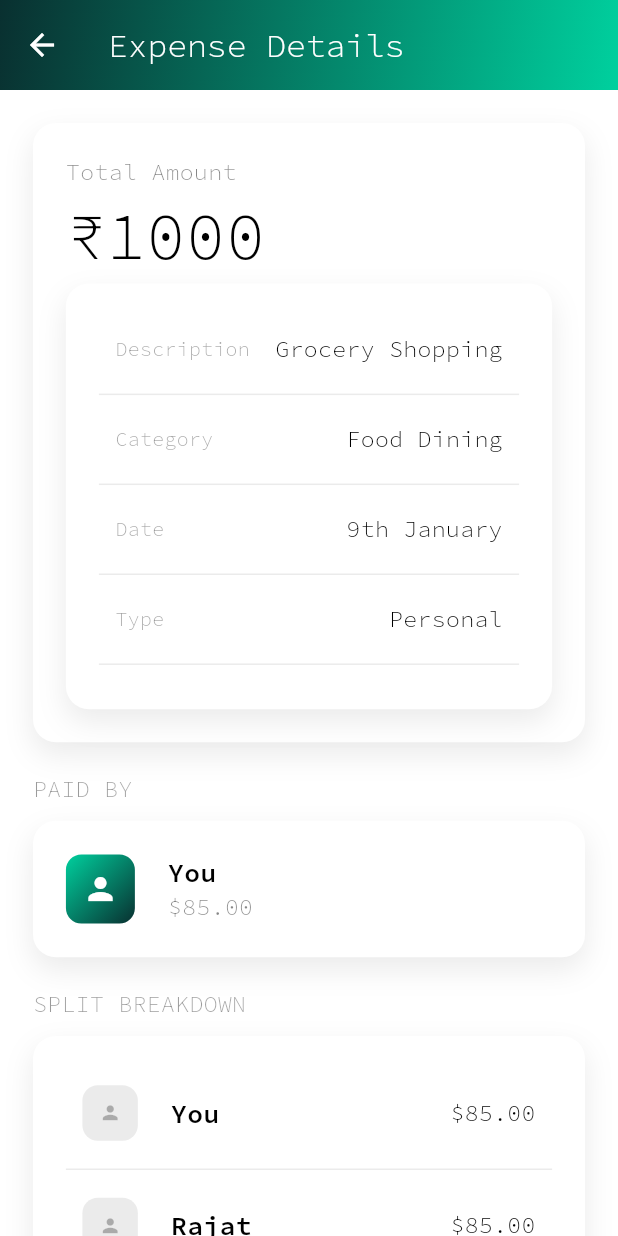
After one commit to Datrix001/FinWise-, a Flutter app: the ExpensesScreen screen opened by its route, after a tap on "INC", on a phone screen of 412 x 824 dp. The commit adds this screen. Run offline on Flutter 3.47's test engine with Material 3 defaults, Android fonts, the phone set to English and light mode, and no system bars; our stand-ins replace flutter_bloc, flutter_dotenv, flutter_screenutil, flutter_svg, get_it, go_router and 2 more; accounts and stored records are empty.

Commit message:
Added Expense Detail Screen

```diff
--- a/lib/core/navigation/app_navigation.dart
+++ b/lib/core/navigation/app_navigation.dart
@@ -5,7 +5,9 @@ import 'package:finwise2/features/auth/presentation/cubit/auth_cubit.dart';
 import 'package:finwise2/features/auth/presentation/cubit/auth_state.dart';
 import 'package:finwise2/features/auth/presentation/screens/login_screen.dart';
 import 'package:finwise2/features/auth/presentation/screens/signup_screen.dart';
+import 'package:finwise2/features/expense/data/models/expense_details_model.dart';
 import 'package:finwise2/features/expense/presentation/screens/add_expense.dart';
+import 'package:finwise2/features/expense/presentation/screens/expense_detail_screen.dart';
 import 'package:finwise2/features/expense/presentation/screens/expenses_screen.dart';
 import 'package:finwise2/features/friend/presentation/screens/friend_screen.dart';
 import 'package:finwise2/features/group/presentation/screens/add_group.dart';
@@ -60,6 +62,13 @@ class AppNavigation {
         path: ExpensesScreen.routeName,
         builder: (context, state) => ExpensesScreen(),
       ),
+      GoRoute(
+        path: ExpenseDetailScreen.routeName,
+        builder: (context, state) {
+          final model = state.extra as ExpenseDetailsModel;
+          return ExpenseDetailScreen(model: model);
+        },
+      ),
     ],
     redirect: (context, goState) {
       final authCubit = getIt<AuthCubit>();
--- a/lib/core/utils/custom_appbar.dart
+++ b/lib/core/utils/custom_appbar.dart
@@ -1,7 +1,6 @@
 import 'package:finwise2/core/styles/app_text.dart';
 import 'package:finwise2/gen/colors.gen.dart';
 import 'package:flutter/material.dart';
-import 'package:flutter_screenutil/flutter_screenutil.dart';
 
 class CustomAppBar extends StatelessWidget implements PreferredSizeWidget {
   final String title;
--- a/lib/core/utils/utils.dart
+++ b/lib/core/utils/utils.dart
@@ -10,12 +10,50 @@ class Utils {
     offset: const Offset(0, 8),
   );
 
-  static final logoBoxDecoration = BoxDecoration(
-    gradient: LinearGradient(
-      begin: Alignment.topLeft,
-      end: Alignment.bottomRight,
-      colors: [AppColors.primary, AppColors.secondary],
-    ),
-    borderRadius: BorderRadius.circular(25.r),
+  static BoxDecoration logoBoxDecoration({
+    double borderRadius = 25,
+    bool isDiff = false,
+  }) {
+    return BoxDecoration(
+      color: isDiff ? AppColors.black.withAlpha(20) : null,
+      gradient: isDiff
+          ? null
+          : LinearGradient(
+              begin: Alignment.topLeft,
+              end: Alignment.bottomRight,
+              colors: [AppColors.primary, AppColors.secondary],
+            ),
+      borderRadius: BorderRadius.circular(borderRadius.r),
+    );
+  }
+
+  static final customBoxDecoration = BoxDecoration(
+    borderRadius: BorderRadius.circular(15.r),
+    color: AppColors.white,
+    boxShadow: [Utils.cardShadow],
   );
+
+  static Widget customAppBarActionItem(VoidCallback onTap, Widget icon) {
+    return Padding(
+      padding: EdgeInsets.only(right: 20.0),
+      child: GestureDetector(
+        onTap: onTap,
+        child: Container(
+          decoration: BoxDecoration(
+            border: Border.all(width: 1, color: AppColors.white),
+            borderRadius: BorderRadius.circular(10.r),
+            boxShadow: [Utils.cardShadow],
+          ),
+          child: Padding(padding: EdgeInsets.all(4.0.w), child: icon),
+        ),
+      ),
+    );
+  }
+
+  static Widget customTitle(String title) {
+    return appTextB1(
+      title.toUpperCase(),
+      color: AppColors.black.withAlpha(100),
+    );
+  }
 }
--- /dev/null
+++ b/lib/features/expense/data/models/expense_details_model.dart
@@ -0,0 +1,13 @@
+class ExpenseDetailsModel {
+  final String description;
+  final String category;
+  final String type;
+  final String amount;
+
+  ExpenseDetailsModel({
+    required this.description,
+    required this.category,
+    required this.type,
+    required this.amount,
+  });
+}
--- /dev/null
+++ b/lib/features/expense/presentation/screens/expense_detail_screen.dart
@@ -0,0 +1,260 @@
+import 'package:finwise2/core/styles/app_text.dart';
+import 'package:finwise2/core/utils/custom_appbar.dart';
+import 'package:finwise2/core/utils/utils.dart';
+import 'package:finwise2/features/auth/presentation/utils/custom_button.dart';
+import 'package:finwise2/features/expense/data/models/expense_details_model.dart';
+import 'package:finwise2/gen/colors.gen.dart';
+import 'package:flutter/material.dart';
+import 'package:flutter_screenutil/flutter_screenutil.dart';
+import 'package:go_router/go_router.dart';
+
+class ExpenseDetailScreen extends StatefulWidget {
+  final ExpenseDetailsModel model;
+  const ExpenseDetailScreen({super.key, required this.model});
+  static const routeName = "/expense-details";
+
+  @override
+  State<ExpenseDetailScreen> createState() => _ExpenseDetailScreenState();
+}
+
+class _ExpenseDetailScreenState extends State<ExpenseDetailScreen> {
+  @override
+  Widget build(BuildContext context) {
+    final model = widget.model;
+    return Scaffold(
+      backgroundColor: AppColors.white,
+      appBar: CustomAppBar(title: "Expense Details"),
+      body: SingleChildScrollView(
+        padding: EdgeInsets.all(20.w),
+
+        child: Column(
+          crossAxisAlignment: CrossAxisAlignment.start,
+          children: [
+            Container(
+              padding: EdgeInsets.all(20.w),
+              decoration: Utils.customBoxDecoration,
+              child: Column(
+                crossAxisAlignment: CrossAxisAlignment.start,
+
+                children: [
+                  appTextB1(
+                    "Total Amount",
+                    color: AppColors.black.withAlpha(120),
+                  ),
+                  appTextH1(model.amount),
+                  Container(
+                    padding: EdgeInsets.all(20.w),
+                    decoration: Utils.customBoxDecoration,
+                    child: Column(
+                      children: [
+                        Padding(
+                          padding: EdgeInsets.all(10.w),
+                          child: Row(
+                            children: [
+                              appTextB2(
+                                "Description",
+                                color: AppColors.black.withAlpha(100),
+                              ),
+                              Spacer(),
+                              appTextB1(
+                                model.description,
+                                textOverflow: TextOverflow.ellipsis,
+                              ),
+                            ],
+                          ),
+                        ),
+                        Divider(
+                          thickness: 1,
+                          color: AppColors.black.withAlpha(20),
+                        ),
+                        Padding(
+                          padding: EdgeInsets.all(10.w),
+                          child: Row(
+                            children: [
+                              appTextB2(
+                                "Category",
+                                color: AppColors.black.withAlpha(100),
+                              ),
+                              Spacer(),
+                              appTextB1(model.category),
+                            ],
+                          ),
+                        ),
+                        Divider(
+                          thickness: 1,
+                          color: AppColors.black.withAlpha(20),
+                        ),
+                        Padding(
+                          padding: EdgeInsets.all(10.w),
+                          child: Row(
+                            children: [
+                              appTextB2(
+                                "Date",
+                                color: AppColors.black.withAlpha(100),
+                              ),
+                              Spacer(),
+                              appTextB1("9th January"),
+                            ],
+                          ),
+                        ),
+                        Divider(
+                          thickness: 1,
+                          color: AppColors.black.withAlpha(20),
+                        ),
+                        Padding(
+                          padding: EdgeInsets.all(10.w),
+                          child: Row(
+                            children: [
+                              appTextB2(
+                                "Type",
+                                color: AppColors.black.withAlpha(100),
+                              ),
+                              Spacer(),
+                              appTextB1(model.type),
+                            ],
+                          ),
+                        ),
+                        Divider(
+                          thickness: 1,
+                          color: AppColors.black.withAlpha(20),
+                        ),
+                      ],
+                    ),
+                  ),
+                ],
+              ),
+            ),
+            Padding(
+              padding: EdgeInsets.only(top: 20.h, bottom: 10.h),
+              child: Utils.customTitle("paid by"),
+            ),
+            Container(
+              padding: EdgeInsets.all(20.w),
+              decoration: Utils.customBoxDecoration,
+              child: Row(
+                children: [
+                  Container(
+                    padding: EdgeInsets.all(10.w),
+                    decoration: Utils.logoBoxDecoration(borderRadius: 10.r),
+                    child: Icon(Icons.person, color: AppColors.white),
+                  ),
+                  20.horizontalSpace,
+                  Column(
+                    crossAxisAlignment: CrossAxisAlignment.start,
+                    children: [
+                      appTextS3("You"),
+                      appTextB1(
+                        "\$85.00",
+                        color: AppColors.black.withAlpha(120),
+                      ),
+                    ],
+                  ),
+                ],
+              ),
+            ),
+            Padding(
+              padding: EdgeInsets.only(top: 20.h, bottom: 10.h),
+              child: Utils.customTitle("split breakdown"),
+            ),
+            Container(
+              padding: EdgeInsets.all(20.w),
+              decoration: Utils.customBoxDecoration,
+              child: Column(
+                children: [
+                  Padding(
+                    padding: EdgeInsets.all(10.w),
+                    child: Row(
+                      children: [
+                        Container(
+                          padding: EdgeInsets.all(10.w),
+                          decoration: Utils.logoBoxDecoration(
+                            borderRadius: 10.r,
+                            isDiff: true,
+                          ),
+                          child: Icon(
+                            Icons.person,
+                            size: 15,
+                            color: AppColors.black.withAlpha(70),
+                          ),
+                        ),
+                        20.horizontalSpace,
+                        appTextS3("You"),
+                        Spacer(),
+                        appTextB1("\$85.00", color: AppColors.black),
+                      ],
+                    ),
+                  ),
+                  Divider(thickness: 1, color: AppColors.black.withAlpha(20)),
+                  Padding(
+                    padding: EdgeInsets.all(10.w),
+                    child: Row(
+                      children: [
+                        Container(
+                          padding: EdgeInsets.all(10.w),
+                          decoration: Utils.logoBoxDecoration(
+                            borderRadius: 10.r,
+                            isDiff: true,
+                          ),
+                          child: Icon(
+                            Icons.person,
+                            size: 15,
+                            color: AppColors.black.withAlpha(70),
+                          ),
+                        ),
+                        20.horizontalSpace,
+                        appTextS3("Rajat"),
+                        Spacer(),
+                        appTextB1("\$85.00", color: AppColors.black),
+                      ],
+                    ),
+                  ),
+                  Divider(thickness: 1, color: AppColors.black.withAlpha(20)),
+                  Padding(
+                    padding: EdgeInsets.all(10.w),
+                    child: Row(
+                      children: [
+                        Container(
+                          padding: EdgeInsets.all(10.w),
+                          decoration: Utils.logoBoxDecoration(
+                            borderRadius: 10.r,
+                            isDiff: true,
+                          ),
+                          child: Icon(
+                            Icons.person,
+                            size: 15,
+                            color: AppColors.black.withAlpha(70),
+                          ),
+                        ),
+                        20.horizontalSpace,
+                        appTextS3("Ayush"),
+                        Spacer(),
+                        appTextB1("\$85.00", color: AppColors.black),
+                      ],
+                    ),
+                  ),
+                  Divider(thickness: 1, color: AppColors.black.withAlpha(20)),
+                  Padding(
+                    padding: EdgeInsets.all(10.w),
+                    child: Row(
+                      children: [
+                        appTextS3("Total"),
+                        Spacer(),
+                        appTextS3(model.amount, color: AppColors.black),
+                      ],
+                    ),
+                  ),
+                ],
+              ),
+            ),
+            20.verticalSpace,
+            CustomButton(
+              onTap: () => context.pop(context),
+              fullWidth: true,
+              title: "Edit Expense",
+            ),
+          ],
+        ),
+      ),
+    );
+  }
+}
--- a/lib/features/expense/presentation/screens/expenses_screen.dart
+++ b/lib/features/expense/presentation/screens/expenses_screen.dart
@@ -1,7 +1,9 @@
 import 'package:finwise2/core/styles/app_text.dart';
 import 'package:finwise2/core/utils/custom_appbar.dart';
 import 'package:finwise2/core/utils/utils.dart';
+import 'package:finwise2/features/expense/data/models/expense_details_model.dart';
 import 'package:finwise2/features/expense/presentation/screens/add_expense.dart';
+import 'package:finwise2/features/expense/presentation/screens/expense_detail_screen.dart';
 import 'package:finwise2/gen/colors.gen.dart';
 import 'package:flutter/material.dart';
 import 'package:flutter_screenutil/flutter_screenutil.dart';
@@ -23,22 +25,9 @@ class _ExpensesScreenState extends State<ExpensesScreen> {
       appBar: CustomAppBar(
         title: "Expenses",
         actions: [
-          Padding(
-            padding: EdgeInsets.only(right: 20.0),
-            child: GestureDetector(
-              onTap: () => context.push(AddExpense.routeName),
-              child: Container(
-                decoration: BoxDecoration(
-                  border: Border.all(width: 1, color: AppColors.white),
-                  borderRadius: BorderRadius.circular(10.r),
-                  boxShadow: [Utils.cardShadow],
-                ),
-                child: Padding(
-                  padding: const EdgeInsets.all(4.0),
-                  child: Icon(Icons.add),
-                ),
-              ),
-            ),
+          Utils.customAppBarActionItem(
+            () => context.push(AddExpense.routeName),
+            Icon(Icons.add),
           ),
         ],
       ),
@@ -55,7 +44,17 @@ class _ExpensesScreenState extends State<ExpensesScreen> {
             itemBuilder: (context, index) {
               final isIncome = index.isEven;
 
-              return Column(
+              return GestureDetector(
+                onTap: () => context.push(
+                  ExpenseDetailScreen.routeName,
+                  extra: ExpenseDetailsModel(
+                    description: "Grocery Shopping",
+                    category: "Food Dining",
+                    type: "Personal",
+                    amount: "₹1000",
+                  ),
+                ),
+                child: Column(
                   children: [
                     Padding(
                       padding: EdgeInsets.fromLTRB(20.w, 16.h, 20.w, 0),
@@ -112,7 +111,9 @@ class _ExpensesScreenState extends State<ExpensesScreen> {
 
                           appTextS2(
                             isIncome ? "+₹100" : "-₹10",
-                          color: isIncome ? AppColors.secondary : AppColors.red,
+                            color: isIncome
+                                ? AppColors.secondary
+                                : AppColors.red,
                           ),
                           PopupMenuButton(
                             icon: Icon(
@@ -179,6 +180,7 @@ class _ExpensesScreenState extends State<ExpensesScreen> {
                       ),
                     ),
                   ],
+                ),
               );
             },
           ),
--- a/lib/features/home/presentation/screens/home_screen.dart
+++ b/lib/features/home/presentation/screens/home_screen.dart
@@ -1,5 +1,7 @@
 import 'package:finwise2/core/styles/app_text.dart';
 import 'package:finwise2/core/utils/utils.dart';
+import 'package:finwise2/features/expense/data/models/expense_details_model.dart';
+import 'package:finwise2/features/expense/presentation/screens/expense_detail_screen.dart';
 import 'package:finwise2/features/expense/presentation/screens/expenses_screen.dart';
 import 'package:finwise2/gen/colors.gen.dart';
 import 'package:flutter/material.dart';
@@ -111,7 +113,17 @@ class _HomeScreenState extends State<HomeScreen> {
                 itemBuilder: (context, index) {
                   final isIncome = index.isEven;
 
-                  return Column(
+                  return GestureDetector(
+                    onTap: () => context.push(
+                      ExpenseDetailScreen.routeName,
+                      extra: ExpenseDetailsModel(
+                        description: "Grocery Shopping",
+                        category: "Food Dining",
+                        type: "Personal",
+                        amount: "₹1000",
+                      ),
+                    ),
+                    child: Column(
                       children: [
                         Padding(
                           padding: EdgeInsets.fromLTRB(20.w, 16.h, 20.w, 0),
@@ -186,6 +198,7 @@ class _HomeScreenState extends State<HomeScreen> {
                           ),
                         ),
                       ],
+                    ),
                   );
                 },
               ),
--- a/lib/features/profile/presentation/screens/setting_screen.dart
+++ b/lib/features/profile/presentation/screens/setting_screen.dart
@@ -45,7 +45,7 @@ class _SettingScreenState extends State<SettingScreen> {
                       alignment: Alignment.center,
                       height: 80.h,
                       width: 80.w,
-                      decoration: Utils.logoBoxDecoration,
+                      decoration: Utils.logoBoxDecoration(),
                       child: appTextH2("M", color: AppColors.white),
                     ),
                     20.horizontalSpace,
```
Lines whose indentation alone changed are shown as unchanged.
